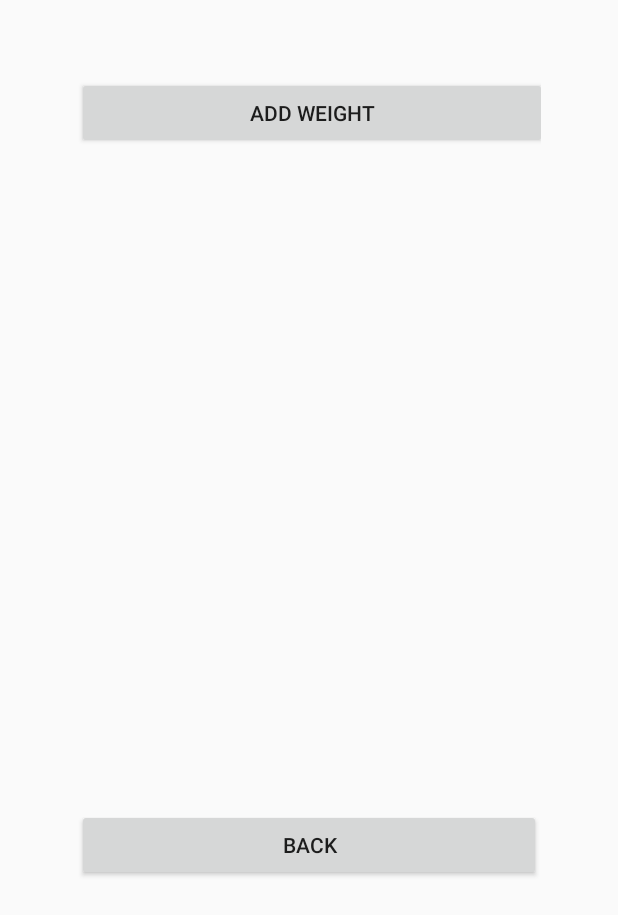
After one commit to RemuRemu/Healthy, an Android app: the fragment SleepFragment placed in its activity, on a phone screen of 412 x 824 dp. The commit adds this screen. Shown: the top 915 px of the screen. Run offline under Robolectric (Android 15) with nearby library versions, the phone set to English and light mode, and no system bars; our stand-ins replace Firebase (no records; nobody signed in at launch, a user with empty details on screens opened directly).

Commit message:
update sleep

```diff
--- a/app/build.gradle
+++ b/app/build.gradle
@@ -1,12 +1,12 @@
 apply plugin: 'com.android.application'
 
 android {
-    compileSdkVersion 24
-    buildToolsVersion '28.0.2'
+    compileSdkVersion 28
+    buildToolsVersion '28.0.3'
     defaultConfig {
         applicationId "com.example.lab203_28.healthy"
         minSdkVersion 24
-        targetSdkVersion 24
+        targetSdkVersion 28
         versionCode 1
         versionName "1.0"
         testInstrumentationRunner "android.support.test.runner.AndroidJUnitRunner"
--- a/app/src/main/java/com/example/lab203_28/healthy/MenuFragment.java
+++ b/app/src/main/java/com/example/lab203_28/healthy/MenuFragment.java
@@ -12,6 +12,7 @@ import android.widget.ArrayAdapter;
 import android.widget.ListView;
 import android.widget.Toast;
 
+import com.example.lab203_28.healthy.Sleep.SleepFragment;
 import com.example.lab203_28.healthy.Weight.WeightFragment;
 import com.google.firebase.auth.FirebaseAuth;
 
@@ -26,7 +27,9 @@ public class MenuFragment extends Fragment{
         _menu.add("BMI");
         _menu.add("Weight");
         _menu.add("Setup");
+        _menu.add("Sleep");
         _menu.add("Sign out");
+
 
 
         final ArrayAdapter<String> _menuAdapter = new ArrayAdapter<>(
@@ -51,6 +54,10 @@ public class MenuFragment extends Fragment{
                     Log.d("USER", "GOTO Weight");
                     getActivity().getSupportFragmentManager().beginTransaction().replace(R.id.main_view, new WeightFragment()).commit();
                 }
+                else if (_menu.get(i).equals("Sleep")){
+                    Log.d("USER", "GOTO Sleep");
+                    getActivity().getSupportFragmentManager().beginTransaction().replace(R.id.main_view, new SleepFragment()).commit();
+                }
                 else if (_menu.get(i).equals("Sign out")){
                     Log.d("USER", "logout");
 
--- /dev/null
+++ b/app/src/main/java/com/example/lab203_28/healthy/Sleep/SleepFragment.java
@@ -0,0 +1,32 @@
+package com.example.lab203_28.healthy.Sleep;
+
+import android.os.Bundle;
+import android.support.annotation.Nullable;
+import android.support.v4.app.Fragment;
+import android.util.Log;
+import android.view.LayoutInflater;
+import android.view.View;
+import android.view.ViewGroup;
+import android.widget.TextView;
+
+import com.example.lab203_28.healthy.R;
+import com.example.lab203_28.healthy.Weight.Weight_FromFragment;
+
+public class SleepFragment extends Fragment {
+
+    @Nullable
+    @Override
+    public View onCreateView(LayoutInflater inflater, @Nullable ViewGroup container, @Nullable Bundle savedInstanceState) {
+        return inflater.inflate(R.layout.fragment_sleep, container, false);
+    }
+    void addsleepbtn (){
+        TextView _add_weightBtn = (TextView) getView().findViewById(R.id.sleep_add_sleepbnt);
+        _add_weightBtn.setOnClickListener(new View.OnClickListener(){
+            @Override
+            public void onClick(View v) {
+                Log.d("USER", "GOTO ADD_WEIGHT");
+                getActivity().getSupportFragmentManager().beginTransaction().replace(R.id.main_view, new Weight_FromFragment()).commit();
+            }
+        });
+    }
+}
--- /dev/null
+++ b/app/src/main/java/com/example/lab203_28/healthy/Sleep/Sleep_FromFragment.java
@@ -0,0 +1,6 @@
+package com.example.lab203_28.healthy.Sleep;
+
+import android.support.v4.app.Fragment;
+
+public class Sleep_FromFragment extends Fragment {
+}
--- /dev/null
+++ b/app/src/main/res/layout/fragment_sleep.xml
@@ -0,0 +1,37 @@
+<?xml version="1.0" encoding="utf-8"?>
+<LinearLayout xmlns:android="http://schemas.android.com/apk/res/android"
+    android:orientation="vertical" android:layout_width="match_parent"
+    android:layout_height="match_parent">
+
+    <ScrollView
+
+        android:layout_width="match_parent"
+        android:layout_height="wrap_content">
+        <LinearLayout
+            android:padding="35dp"
+            android:layout_width="match_parent"
+            android:layout_height="wrap_content"
+            android:orientation="vertical">
+
+            <Button
+                android:id="@+id/sleep_add_sleepbnt"
+                android:layout_width="313dp"
+                android:layout_height="wrap_content"
+                android:text="@string/add_weight"
+                android:textAlignment="center" />
+
+            <ListView
+                android:id="@+id/sleep_listview"
+                android:layout_width="match_parent"
+                android:layout_height="440dp"></ListView>
+
+            <Button
+                android:id="@+id/sleep_back_btn"
+                android:layout_width="match_parent"
+                android:layout_height="match_parent"
+                android:text="@string/back" />
+
+
+        </LinearLayout>
+    </ScrollView>
+</LinearLayout>
--- a/build.gradle
+++ b/build.gradle
@@ -6,7 +6,7 @@ buildscript {
         google()
     }
     dependencies {
-        classpath 'com.android.tools.build:gradle:3.1.4'
+        classpath 'com.android.tools.build:gradle:3.2.1'
         classpath 'com.google.gms:google-services:4.0.1'
 
         // NOTE: Do not place your application dependencies here; they belong
@@ -16,8 +16,9 @@ buildscript {
 
 allprojects {
     repositories {
+        google()
         jcenter()
-        google()
+
     }
 }
 
```
Also changed, not shown: app/src/main/res/layout/sleep.xml (added, +38 -0 lines), gradle/wrapper/gradle-wrapper.properties.
